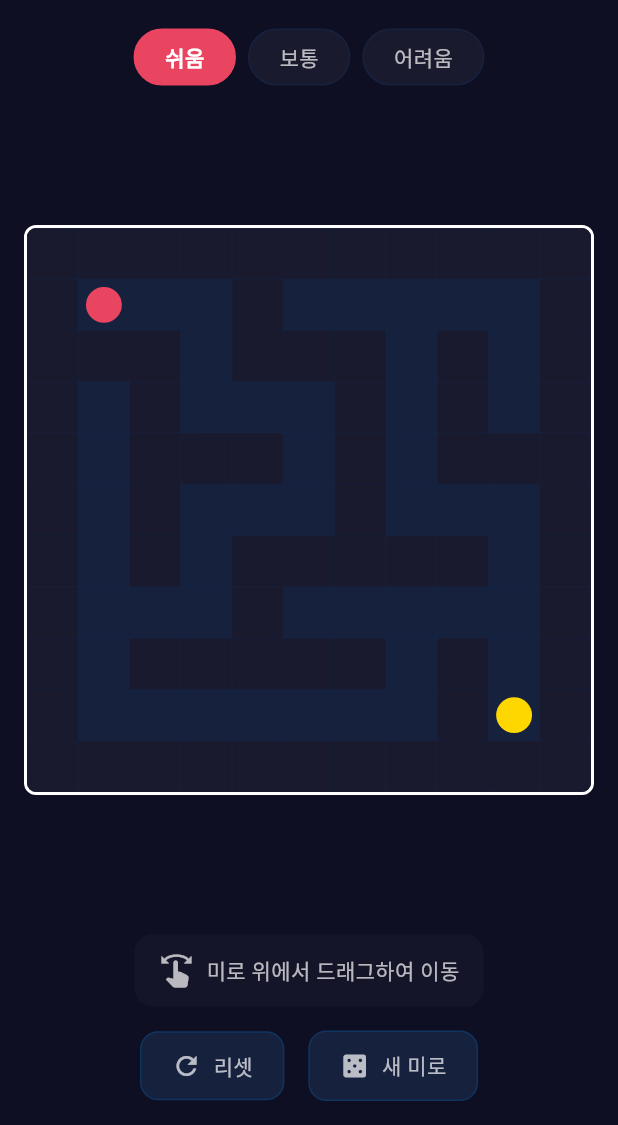
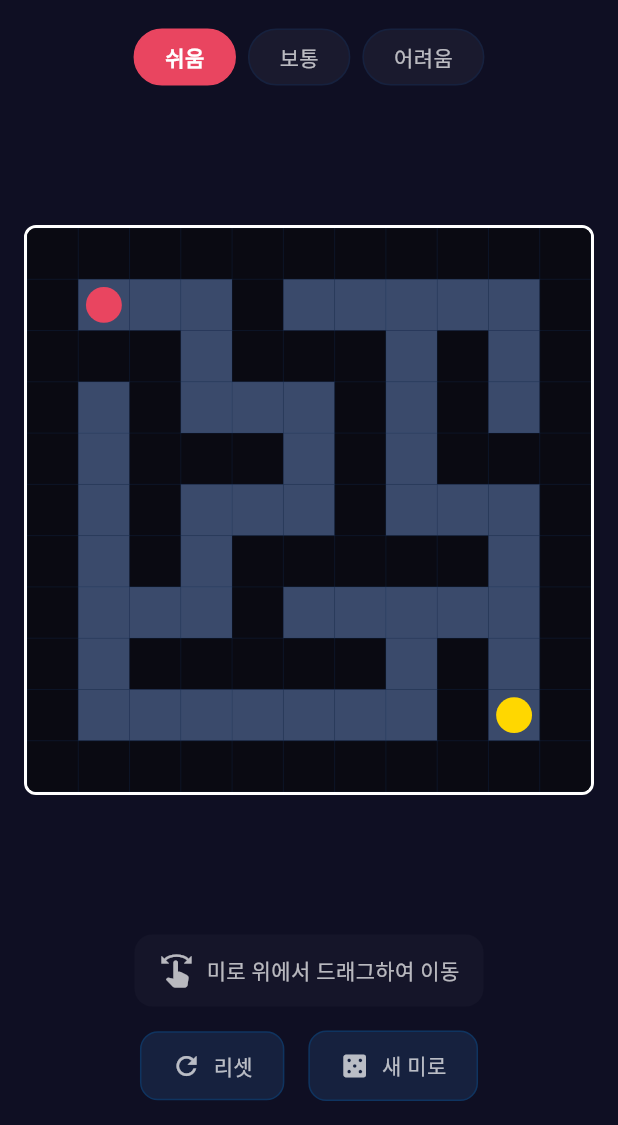
Before and after one commit to mhpark03/maze, a Flutter app: the screen it shows after launch, after a tap on "쉬움", on a phone screen of 412 x 824 dp, the part 111-1236 px from its top. Run offline on Flutter 3.47's test engine with Material 3 defaults, Android fonts, the phone set to English and light mode, and no system bars.

Commit message:
style: 벽과 길 색상 대비 강화
벽을 더 어둡게(0xFF0A0A12), 길을 더 밝게(0xFF3A4A6B)
변경하여 미로 구조가 명확하게 보이도록 개선

```diff
--- a/lib/widgets/maze_widget.dart
+++ b/lib/widgets/maze_widget.dart
@@ -98,15 +98,17 @@ class MazePainter extends CustomPainter {
 
         switch (cellType) {
           case CellType.wall:
-            paint.color = const Color(0xFF1A1A2E);
+            // 벽: 진한 어두운 색
+            paint.color = const Color(0xFF0A0A12);
             canvas.drawRect(rect, paint);
             break;
           case CellType.path:
-            paint.color = const Color(0xFF16213E);
+            // 길: 밝은 색으로 명확하게 구분
+            paint.color = const Color(0xFF3A4A6B);
             canvas.drawRect(rect, paint);
             break;
           case CellType.start:
-            paint.color = const Color(0xFF16213E);
+            paint.color = const Color(0xFF3A4A6B);
             canvas.drawRect(rect, paint);
             // Draw start marker
             final startPaint = Paint()..color = const Color(0xFF00D9FF);
@@ -117,7 +119,7 @@ class MazePainter extends CustomPainter {
             );
             break;
           case CellType.end:
-            paint.color = const Color(0xFF16213E);
+            paint.color = const Color(0xFF3A4A6B);
             canvas.drawRect(rect, paint);
             // Draw end marker (star shape)
             final endPaint = Paint()..color = const Color(0xFFFFD700);
@@ -128,7 +130,7 @@ class MazePainter extends CustomPainter {
             );
             break;
           case CellType.player:
-            paint.color = const Color(0xFF16213E);
+            paint.color = const Color(0xFF3A4A6B);
             canvas.drawRect(rect, paint);
             // Draw player
             final playerPaint = Paint()..color = const Color(0xFFE94560);
```
